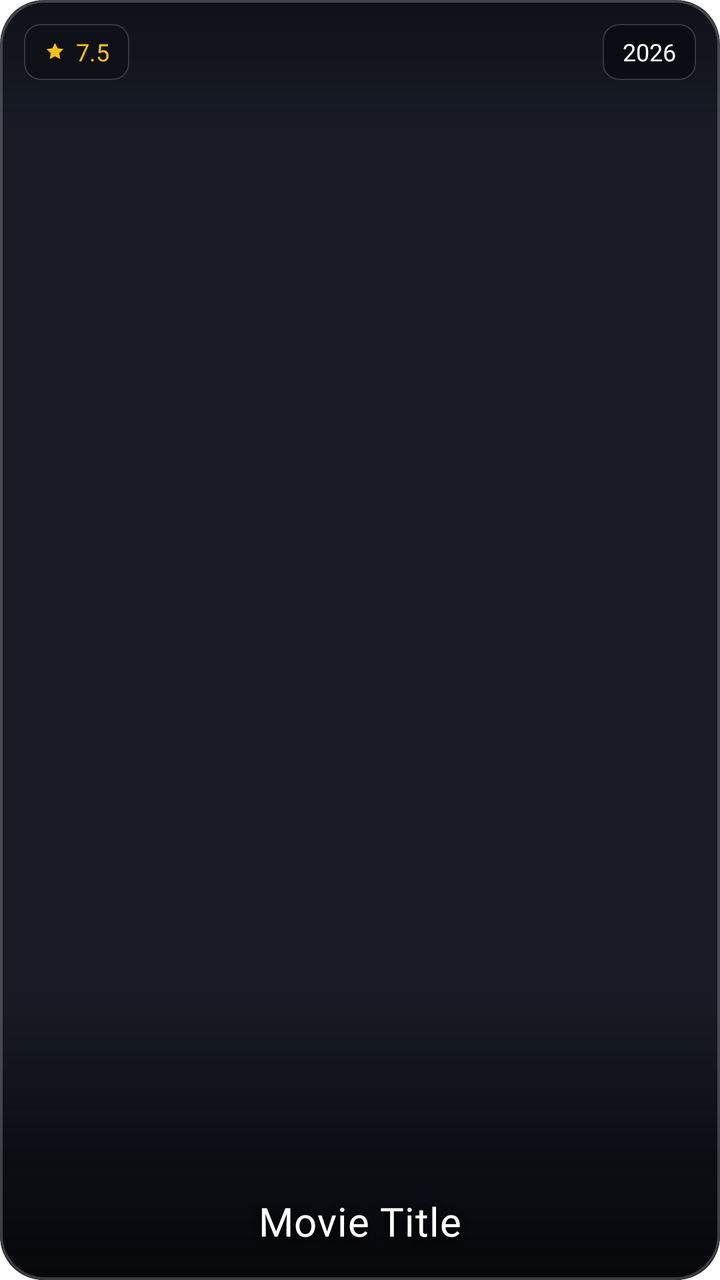
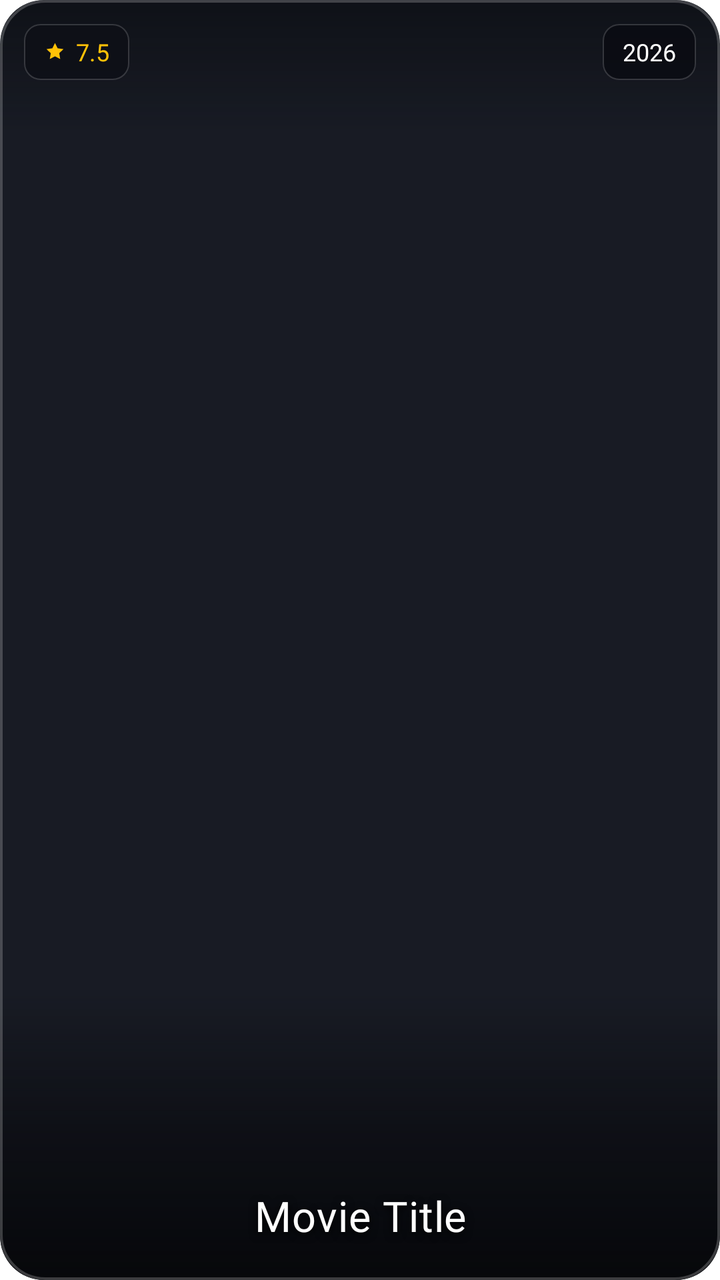

Compare the two renders of this Android layout. The source of the first and the diff that turns it into the second are given below.
<!-- AndroidManifest.xml: application theme Theme.MaterialComponents.DayNight.NoActionBar -->
<!-- res/layout/item_hero_banner.xml -->
<?xml version="1.0" encoding="utf-8"?>
<androidx.cardview.widget.CardView xmlns:android="http://schemas.android.com/apk/res/android"
    xmlns:app="http://schemas.android.com/apk/res-auto"
    android:layout_width="match_parent"
    android:layout_height="match_parent"
    android:layout_marginHorizontal="3dp"
    app:cardBackgroundColor="#181B24"
    app:cardCornerRadius="22dp"
    app:cardElevation="0dp">

    <FrameLayout
        android:layout_width="match_parent"
        android:layout_height="match_parent">

        <ImageView
            android:id="@+id/ivHeroPoster"
            android:layout_width="match_parent"
            android:layout_height="match_parent"
            android:scaleType="centerCrop" />

        
        <View
            android:layout_width="match_parent"
            android:layout_height="68dp"
            android:layout_gravity="top"
            android:background="@drawable/bg_banner_top_vignette" />

        
        <View
            android:layout_width="match_parent"
            android:layout_height="145dp"
            android:layout_gravity="bottom"
            android:background="@drawable/bg_card_bottom_fade" />

        
        <TextView
            android:id="@+id/tvHeroRating"
            android:layout_width="wrap_content"
            android:layout_height="28dp"
            android:layout_gravity="top|start"
            android:layout_margin="12dp"
            android:background="@drawable/bg_rating_pill_dark"
            android:drawableStart="@drawable/ic_star_gold"
            android:drawablePadding="5dp"
            android:fontFamily="@font/product_sans_bold"
            android:gravity="center"
            android:paddingHorizontal="10dp"
            android:text="7.5"
            android:textColor="#FFC107"
            android:textSize="12sp" />

        
        <TextView
            android:id="@+id/tvHeroYear"
            android:layout_width="wrap_content"
            android:layout_height="28dp"
            android:layout_gravity="top|end"
            android:layout_margin="12dp"
            android:background="@drawable/bg_year_pill_dark"
            android:fontFamily="@font/product_sans_bold"
            android:gravity="center"
            android:paddingHorizontal="10dp"
            android:text="2026"
            android:textColor="#FFFFFF"
            android:textSize="12sp" />

        
        <TextView
            android:id="@+id/tvHeroTitle"
            android:layout_width="match_parent"
            android:layout_height="wrap_content"
            android:layout_gravity="bottom"
            android:layout_marginHorizontal="14dp"
            android:layout_marginBottom="16dp"
            android:ellipsize="end"
            android:fontFamily="@font/product_sans_bold"
            android:gravity="center"
            android:letterSpacing="0.015"
            android:maxLines="1"
            android:shadowColor="#000000"
            android:shadowDx="0"
            android:shadowDy="3"
            android:shadowRadius="10"
            android:text="Movie Title"
            android:textColor="#FFFFFF"
            android:textSize="20sp" />

        
        <View
            android:layout_width="match_parent"
            android:layout_height="match_parent"
            android:background="@drawable/bg_banner_glass_border" />

    </FrameLayout>
</androidx.cardview.widget.CardView>
<!-- resources referenced by this layout -->
<resources>
  <!-- drawable bg_banner_glass_border (drawable) -->
  <?xml version="1.0" encoding="utf-8"?>
  <shape xmlns:android="http://schemas.android.com/apk/res/android"
      android:shape="rectangle">
      <solid android:color="#00000000" />
      <corners android:radius="22dp" />
      <stroke
          android:width="1.2dp"
          android:color="#36FFFFFF" />
  </shape>
  <!-- drawable bg_banner_top_vignette (drawable) -->
  <?xml version="1.0" encoding="utf-8"?>
  <shape xmlns:android="http://schemas.android.com/apk/res/android"
      android:shape="rectangle">
      <gradient
          android:angle="270"
          android:endColor="#00000000"
          android:startColor="#75030508"
          android:type="linear" />
  </shape>
  <!-- drawable bg_card_bottom_fade (drawable) -->
  <?xml version="1.0" encoding="utf-8"?>
  <shape xmlns:android="http://schemas.android.com/apk/res/android"
      android:shape="rectangle">
      <gradient
          android:angle="270"
          android:startColor="#00000000"
          android:centerColor="#9906070B"
          android:endColor="#F5050609"
          android:type="linear" />
  </shape>
  <!-- drawable bg_rating_pill_dark (drawable) -->
  <?xml version="1.0" encoding="utf-8"?>
  <shape xmlns:android="http://schemas.android.com/apk/res/android"
      android:shape="rectangle">
      <solid android:color="#D90E1017" />
      <corners android:radius="8dp" />
      <stroke
          android:width="0.8dp"
          android:color="#29FFFFFF" />
  </shape>
  <!-- drawable bg_year_pill_dark (drawable) -->
  <?xml version="1.0" encoding="utf-8"?>
  <shape xmlns:android="http://schemas.android.com/apk/res/android"
      android:shape="rectangle">
      <solid android:color="#BF080A10" />
      <corners android:radius="8dp" />
      <stroke
          android:width="0.8dp"
          android:color="#29FFFFFF" />
  </shape>
  <!-- drawable ic_star_gold (drawable) -->
  <?xml version="1.0" encoding="utf-8"?>
  <vector xmlns:android="http://schemas.android.com/apk/res/android"
      android:width="11dp"
      android:height="11dp"
      android:viewportWidth="24.0"
      android:viewportHeight="24.0">
      <path
          android:fillColor="#FFC107"
          android:pathData="M12,2.5L14.85,8.28L21.23,9.21L16.61,13.71L17.7,20.06L12,17.06L6.3,20.06L7.39,13.71L2.77,9.21L9.15,8.28L12,2.5Z" />
  </vector>
</resources>

<!-- the commit's change to res/layout/item_hero_banner.xml (unified diff, before → after) -->
@@ -1,9 +1,8 @@
-<?xml version="1.0" encoding="utf-8"?>
 <androidx.cardview.widget.CardView xmlns:android="http://schemas.android.com/apk/res/android"
     xmlns:app="http://schemas.android.com/apk/res-auto"
     android:layout_width="match_parent"
     android:layout_height="match_parent"
-    android:layout_marginHorizontal="3dp"
+    android:layout_marginHorizontal="6dp"
     app:cardBackgroundColor="#181B24"
     app:cardCornerRadius="22dp"
     app:cardElevation="0dp">
@@ -71,7 +70,7 @@
             android:layout_height="wrap_content"
             android:layout_gravity="bottom"
             android:layout_marginHorizontal="14dp"
-            android:layout_marginBottom="16dp"
+            android:layout_marginBottom="18dp"
             android:ellipsize="end"
             android:fontFamily="@font/product_sans_bold"
             android:gravity="center"
@@ -83,7 +82,7 @@
             android:shadowRadius="10"
             android:text="Movie Title"
             android:textColor="#FFFFFF"
-            android:textSize="20sp" />
+            android:textSize="21sp" />
 
         
         <View
@@ -92,4 +91,6 @@
             android:background="@drawable/bg_banner_glass_border" />
 
     </FrameLayout>
+
+
 </androidx.cardview.widget.CardView>
